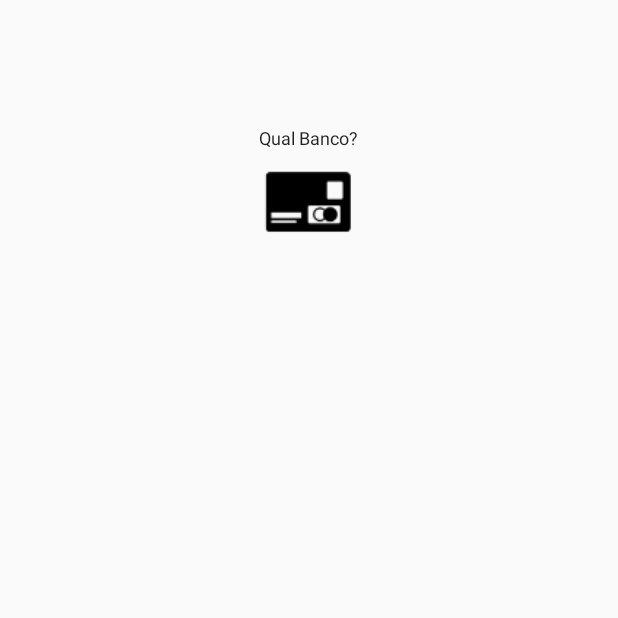
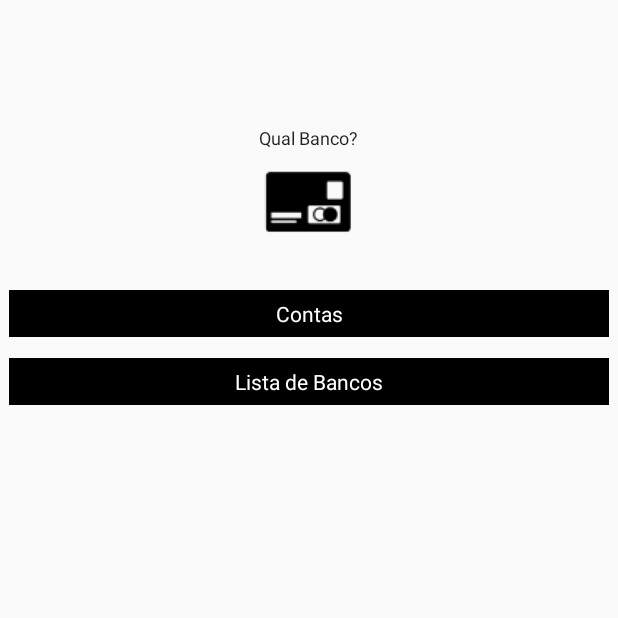
Before and after one commit to victorhugobenevides/qualbanco, an Android app: the screen it shows after launch (MainActivity), on a phone screen of 412 x 824 dp, the top half of it. Run offline under Robolectric (Android 15) with nearby library versions, the phone set to English and light mode, and no system bars; our stand-ins replace AdMob; libraries missing offline, so code that uses them is left out: com.twotoasters.jazzylistview.

Commit message:
melhorias no layout

```diff
--- a/app/src/main/java/com/itbenevides/qualbanco/MainActivity.java
+++ b/app/src/main/java/com/itbenevides/qualbanco/MainActivity.java
@@ -54,9 +54,9 @@ public class MainActivity extends AppCompatActivity {
             }
         });
 
-        AdView avPropaganda = (AdView) findViewById(R.id.banner_app);
-        inicializarAdListener(avPropaganda);
-        requisitarPropaganda(getApplicationContext(), avPropaganda);
+      //  AdView avPropaganda = (AdView) findViewById(R.id.banner_app);
+      //  inicializarAdListener(avPropaganda);
+       // requisitarPropaganda(getApplicationContext(), avPropaganda);
     }
 
     public static boolean requisitarPropaganda(Context contexto, AdView advBanner) {
--- a/app/src/main/res/layout/activity_main.xml
+++ b/app/src/main/res/layout/activity_main.xml
@@ -3,27 +3,27 @@
     xmlns:app="http://schemas.android.com/apk/res-auto"
     xmlns:tools="http://schemas.android.com/tools" android:layout_width="match_parent"
     android:layout_height="match_parent"
-
+    android:theme="@style/Theme.AppCompat.DayNight"
     tools:context=".MainActivity"
     android:orientation="vertical"
     >
 
 
-    <TextView
+    <TextView android:theme="@style/Theme.AppCompat.DayNight"
         android:layout_width="fill_parent"
         android:layout_height="wrap_content"
         android:textAppearance="?android:attr/textAppearanceSmall"
         android:text="Lista de Bancos"
         android:textColor="#FFF"
         android:id="@+id/tv_btlistbancos"
-        android:background="@drawable/rounded_corner_bt_menu"
+
         android:gravity="center_vertical|center_horizontal"
         android:padding="6dp"
         android:layout_below="@+id/tv_contas"
-        android:layout_alignLeft="@+id/banner_app"
         android:layout_marginTop="14dp"
         android:layout_marginLeft="6dp"
-        android:layout_marginRight="6dp" />
+        android:layout_marginRight="6dp"
+        android:background="#000000" />
 
     <TextView
         android:layout_width="fill_parent"
@@ -32,17 +32,16 @@
         android:text="Contas"
         android:textColor="#FFF"
         android:id="@+id/tv_contas"
-        android:background="@drawable/rounded_corner_bt_menu"
+        android:theme="@style/Theme.AppCompat.DayNight"
         android:gravity="center_vertical|center_horizontal"
         android:padding="6dp"
         android:layout_below="@+id/imageView"
-        android:layout_alignLeft="@+id/banner_app"
-        android:layout_alignStart="@+id/banner_app"
         android:layout_marginTop="23dp"
         android:layout_marginLeft="6dp"
-        android:layout_marginRight="6dp" />
+        android:layout_marginRight="6dp"
+        android:background="#000000" />
 
-    <ImageView
+    <ImageView android:theme="@style/Theme.AppCompat.DayNight"
         android:layout_width="70dp"
         android:layout_height="70dp"
         android:id="@+id/imageView"
@@ -54,22 +53,11 @@
         android:layout_width="wrap_content"
         android:layout_height="wrap_content"
         android:textAppearance="?android:attr/textAppearanceLarge"
-        android:text="Qual Banco?"
+        android:text="Qual Banco?" android:theme="@style/Theme.AppCompat.DayNight"
         android:id="@+id/textView3"
         android:textSize="12dp"
         android:layout_alignParentTop="true"
         android:layout_centerHorizontal="true"
         android:layout_marginTop="83dp" />
 
-    <com.google.android.gms.ads.AdView
-        android:id="@+id/banner_app"
-        android:layout_width="fill_parent"
-        android:layout_height="wrap_content"
-        android:layout_alignParentBottom="true"
-        android:layout_alignParentEnd="true"
-        android:layout_alignParentRight="true"
-        android:visibility="visible"
-        app:adSize="SMART_BANNER"
-        app:adUnitId="@string/ad_unit_id_banner_todo_app" />
-
 </RelativeLayout>
```
Also changed, not shown: app/build.gradle (+15 -9 lines), app/src/main/AndroidManifest.xml (+6 -4 lines), app/src/main/java/com/itbenevides/qualbanco/ActivityContas.java (+14 -17 lines), app/src/main/java/com/itbenevides/qualbanco/bancoAdapterList.java (+2 -13 lines), app/src/main/res/layout/activity_activity_codigos.xml (+6 -6 lines), app/src/main/res/layout/activity_activity_contas.xml (+6 -4 lines), app/src/main/res/layout/adapter_banco.xml (+18 -14 lines), app/src/main/res/layout/adapter_conta.xml (+44 -17 lines), app/src/main/res/layout/dialog_cadastro_contas.xml (+10 -9 lines), app/src/main/res/layout/dialog_click_itens.xml (+6 -2 lines), app/src/main/res/layout/simple_dropdown_item_1line.xml (added, +29 -0 lines), 1 other file.
